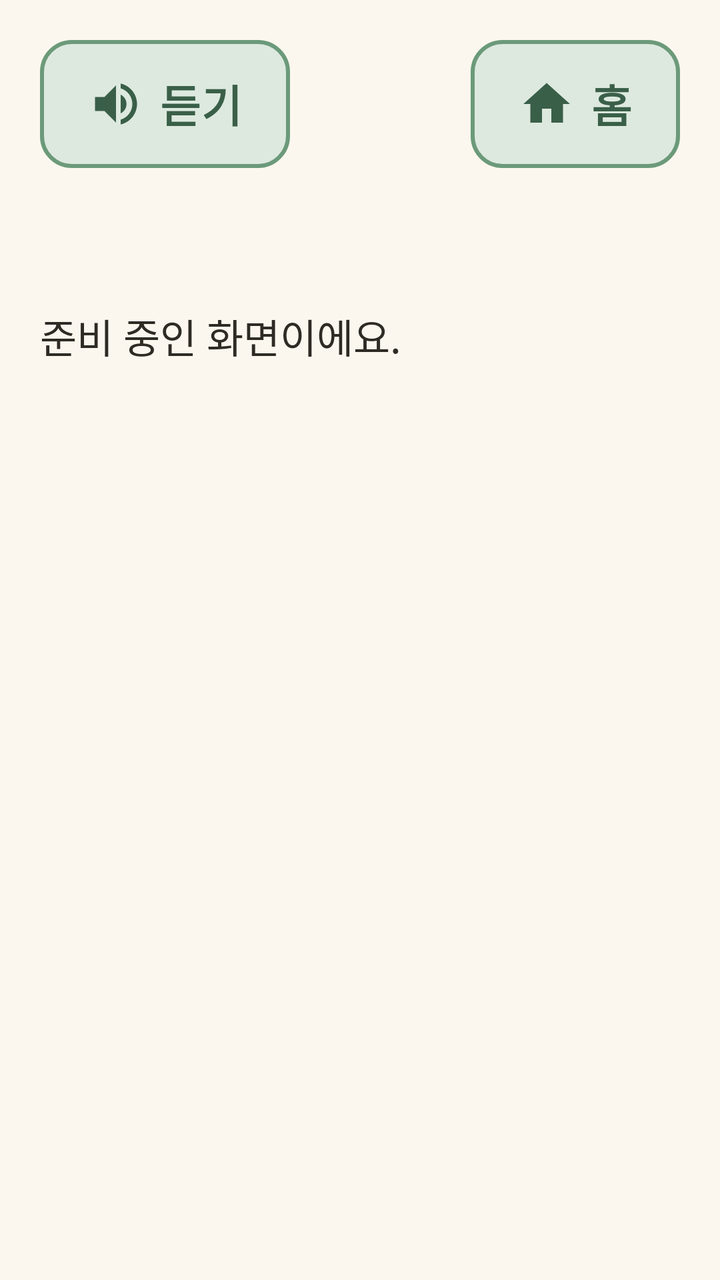
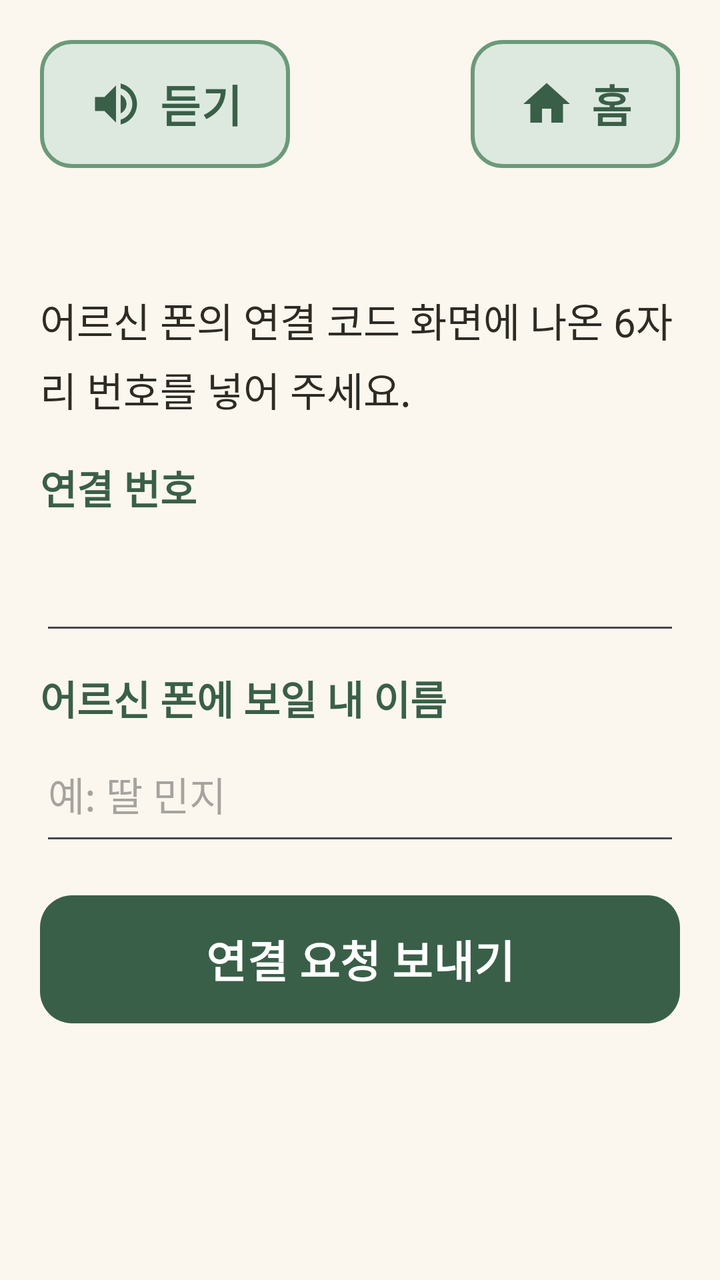

An Android layout rendered at two revisions. The XML below is the earlier revision; the diff shows what the commit changed to produce the second picture.
<!-- AndroidManifest.xml: application theme Theme.Dorawing -->
<!-- res/layout/activity_guardian_enter_code.xml -->
<?xml version="1.0" encoding="utf-8"?>
<LinearLayout xmlns:android="http://schemas.android.com/apk/res/android"
    android:layout_width="match_parent"
    android:layout_height="match_parent"
    android:orientation="vertical"
    android:padding="@dimen/screen_padding">

    <include
        android:id="@+id/topBar"
        layout="@layout/view_top_bar" />

    <TextView
        android:layout_width="match_parent"
        android:layout_height="wrap_content"
        android:layout_marginTop="@dimen/screen_padding"
        android:text="@string/screen_preparing" />
</LinearLayout>
<!-- res/layout/view_top_bar.xml (included above) -->
<?xml version="1.0" encoding="utf-8"?>
<LinearLayout xmlns:android="http://schemas.android.com/apk/res/android"
    xmlns:app="http://schemas.android.com/apk/res-auto"
    android:layout_width="match_parent"
    android:layout_height="wrap_content"
    android:orientation="vertical">

    <LinearLayout
        android:layout_width="match_parent"
        android:layout_height="wrap_content"
        android:gravity="center_vertical"
        android:orientation="horizontal">

        <com.google.android.material.button.MaterialButton
            android:id="@+id/btnSpeak"
            style="@style/Button.Secondary"
            android:layout_width="wrap_content"
            android:layout_height="wrap_content"
            android:text="@string/top_speak"
            app:icon="@drawable/ic_speaker" />

        <Space
            android:layout_width="0dp"
            android:layout_height="0dp"
            android:layout_weight="1" />

        <com.google.android.material.button.MaterialButton
            android:id="@+id/btnHome"
            style="@style/Button.Secondary"
            android:layout_width="wrap_content"
            android:layout_height="wrap_content"
            android:text="@string/top_home"
            app:icon="@drawable/ic_home" />
    </LinearLayout>

    <TextView
        android:id="@+id/tvTitle"
        style="@style/Text.Title"
        android:layout_width="match_parent"
        android:layout_height="wrap_content"
        android:layout_marginTop="@dimen/gap" />
</LinearLayout>
<!-- resources referenced by this layout -->
<resources>
  <dimen name="gap">12dp</dimen>
  <dimen name="screen_padding">20dp</dimen>
  <!-- drawable ic_home (drawable) -->
  <vector xmlns:android="http://schemas.android.com/apk/res/android"
      android:width="24dp"
      android:height="24dp"
      android:viewportWidth="24"
      android:viewportHeight="24">
      <path
          android:fillColor="#FF000000"
          android:pathData="M10,20v-6h4v6h5v-8h3L12,3 2,12h3v8z" />
  </vector>
  <string name="screen_preparing">준비 중인 화면이에요.</string>
  <string name="top_home">홈</string>
  <string name="top_speak">듣기</string>
  <style name="Button.Secondary" parent="Button.Primary">
          <item name="backgroundTint">@color/green_light</item>
          <item name="android:textColor">@color/green_dark</item>
          <item name="iconTint">@color/green_dark</item>
          <item name="strokeColor">@color/green_mid</item>
          <item name="strokeWidth">@dimen/button_stroke</item>
      </style>
  <style name="Text.Title" parent="Text.Body">
          <item name="android:textSize">@dimen/text_title</item>
          <item name="android:textStyle">bold</item>
          <item name="android:textColor">@color/green_dark</item>
      </style>
  <color name="green_light">#DDE9DF</color>
  <color name="green_dark">#3A5F48</color>
  <color name="green_mid">#6B9A7A</color>
  <dimen name="button_stroke">2dp</dimen>
  <style name="Text.Body" parent="Widget.MaterialComponents.TextView">
          <item name="android:textSize">@dimen/text_body</item>
          <item name="android:lineBreakWordStyle" tools:targetApi="33">phrase</item>
          <item name="android:textColor">@color/text_main</item>
          <item name="android:lineSpacingMultiplier">1.2</item>
      </style>
  <dimen name="text_title">28sp</dimen>
  <color name="white">#FFFFFFFF</color>
  <color name="coral_dark">#C85A41</color>
  <color name="cream">#FBF7EE</color>
  <color name="text_main">#2E2A24</color>
  <dimen name="button_height">64dp</dimen>
  <dimen name="text_button">22sp</dimen>
  <dimen name="corner">16dp</dimen>
  <dimen name="icon_size">28dp</dimen>
  <dimen name="text_body">20sp</dimen>
  <style name="Dialog.Title" parent="MaterialAlertDialog.Material3.Title.Text">
          <item name="android:textSize">@dimen/text_title</item>
          <item name="android:textStyle">bold</item>
          <item name="android:textColor">@color/green_dark</item>
      </style>
  <style name="Dialog.Body" parent="MaterialAlertDialog.Material3.Body.Text">
          <item name="android:textSize">@dimen/text_body</item>
          <item name="android:lineBreakWordStyle" tools:targetApi="33">phrase</item>
          <item name="android:textColor">@color/text_main</item>
      </style>
  <style name="Dialog.Button" parent="Widget.Material3.Button.TextButton.Dialog">
          <item name="android:textSize">@dimen/text_button</item>
          <item name="android:minHeight">@dimen/button_height</item>
          <item name="android:textColor">@color/green_dark</item>
      </style>
  <style name="Dialog.Button.Keep" parent="Widget.Material3.Button">
          <item name="android:textSize">@dimen/text_button</item>
          <item name="android:textStyle">bold</item>
          <item name="android:minHeight">@dimen/button_height</item>
          <item name="cornerRadius">@dimen/corner</item>
          <item name="backgroundTint">@color/green_dark</item>
          <item name="android:textColor">@color/white</item>
      </style>
  <!-- unchanged entries left out for length: 4 -->
</resources>

<!-- the commit's change to res/layout/activity_guardian_enter_code.xml (unified diff, before → after) -->
@@ -9,11 +9,119 @@
         android:id="@+id/topBar"
         layout="@layout/view_top_bar" />
 
-    <TextView
+    <ScrollView
         android:layout_width="match_parent"
-        android:layout_height="wrap_content"
-        android:layout_marginTop="@dimen/screen_padding"
-        android:text="@string/screen_preparing" />
+        android:layout_height="0dp"
+        android:layout_weight="1"
+        android:fadeScrollbars="false">
+
+        <LinearLayout
+            android:layout_width="match_parent"
+            android:layout_height="wrap_content"
+            android:orientation="vertical">
+
+            
+            <LinearLayout
+                android:id="@+id/boxForm"
+                android:layout_width="match_parent"
+                android:layout_height="wrap_content"
+                android:orientation="vertical">
+
+                <TextView
+                    android:layout_width="match_parent"
+                    android:layout_height="wrap_content"
+                    android:layout_marginTop="@dimen/gap"
+                    android:text="@string/enter_guide" />
+
+                <TextView
+                    android:layout_width="match_parent"
+                    android:layout_height="wrap_content"
+                    android:layout_marginTop="@dimen/screen_padding"
+                    android:labelFor="@id/etCode"
+                    android:text="@string/enter_code_label"
+                    android:textColor="@color/green_dark"
+                    android:textStyle="bold" />
+
+                <EditText
+                    android:id="@+id/etCode"
+                    android:layout_width="match_parent"
+                    android:layout_height="wrap_content"
+                    android:gravity="center"
+                    android:importantForAutofill="no"
+                    android:inputType="number"
+                    android:letterSpacing="0.2"
+                    android:maxLength="6"
+                    android:minHeight="@dimen/button_height"
+                    android:textSize="@dimen/code_input"
+                    android:textStyle="bold" />
+
+                <TextView
+                    android:layout_width="match_parent"
+                    android:layout_height="wrap_content"
+                    android:layout_marginTop="@dimen/gap"
+                    android:text="@string/enter_name_label"
+                    android:textColor="@color/green_dark"
+                    android:textStyle="bold" />
+
+                <EditText
+                    android:id="@+id/etName"
+                    android:layout_width="match_parent"
+                    android:layout_height="wrap_content"
+                    android:hint="@string/enter_name_hint"
+                    android:importantForAutofill="no"
+                    android:inputType="text"
+                    android:maxLength="20"
+                    android:minHeight="@dimen/button_height"
+                    android:textSize="@dimen/text_body" />
+
+                
+                <TextView
+                    android:id="@+id/tvMessage"
+                    android:layout_width="match_parent"
+                    android:layout_height="wrap_content"
+                    android:layout_marginTop="@dimen/gap"
+                    android:textColor="@color/coral_dark"
+                    android:visibility="gone" />
+
+                <com.google.android.material.button.MaterialButton
+                    android:id="@+id/btnSend"
+                    android:layout_width="match_parent"
+                    android:layout_height="wrap_content"
+                    android:layout_marginTop="@dimen/screen_padding"
+                    android:text="@string/enter_send" />
+            </LinearLayout>
+
+            
+            <LinearLayout
+                android:id="@+id/boxWaiting"
+                android:layout_width="match_parent"
+                android:layout_height="wrap_content"
+                android:orientation="vertical"
+                android:visibility="gone">
+
+                <TextView
+                    android:layout_width="match_parent"
+                    android:layout_height="wrap_content"
+                    android:layout_marginTop="@dimen/screen_padding"
+                    android:text="@string/enter_waiting"
+                    android:textStyle="bold" />
+
+                <ProgressBar
+                    android:layout_width="wrap_content"
+                    android:layout_height="wrap_content"
+                    android:layout_gravity="center_horizontal"
+                    android:layout_marginTop="@dimen/screen_padding" />
+
+                <com.google.android.material.button.MaterialButton
+                    android:id="@+id/btnCancel"
+                    style="@style/Button.Secondary"
+                    android:layout_width="match_parent"
+                    android:layout_height="wrap_content"
+                    android:layout_marginTop="@dimen/screen_padding"
+                    android:text="@string/enter_cancel" />
+            </LinearLayout>
+        </LinearLayout>
+    </ScrollView>
 </LinearLayout>
 <!-- res/layout/view_top_bar.xml (included above) -->
 <?xml version="1.0" encoding="utf-8"?>
<!-- resource entries referenced after the edit -->
@@ -12,7 +12,13 @@
           android:fillColor="#FF000000"
           android:pathData="M10,20v-6h4v6h5v-8h3L12,3 2,12h3v8z" />
   </vector>
-  <string name="screen_preparing">준비 중인 화면이에요.</string>
+  <string name="enter_cancel">처음부터 다시</string>
+  <string name="enter_code_label">연결 번호</string>
+  <string name="enter_guide">어르신 폰의 연결 코드 화면에 나온 6자리 번호를 넣어 주세요.</string>
+  <string name="enter_name_hint">예: 딸 민지</string>
+  <string name="enter_name_label">어르신 폰에 보일 내 이름</string>
+  <string name="enter_send">연결 요청 보내기</string>
+  <string name="enter_waiting">요청을 보냈어요. 어르신 폰에서 \"연결하기\"를 눌러 주세요.</string>
   <string name="top_home">홈</string>
   <string name="top_speak">듣기</string>
   <style name="Button.Secondary" parent="Button.Primary">
@@ -43,6 +49,7 @@
   <color name="cream">#FBF7EE</color>
   <color name="text_main">#2E2A24</color>
   <dimen name="button_height">64dp</dimen>
+  <dimen name="code_input">32sp</dimen>
   <dimen name="text_button">22sp</dimen>
   <dimen name="corner">16dp</dimen>
   <dimen name="icon_size">28dp</dimen>
